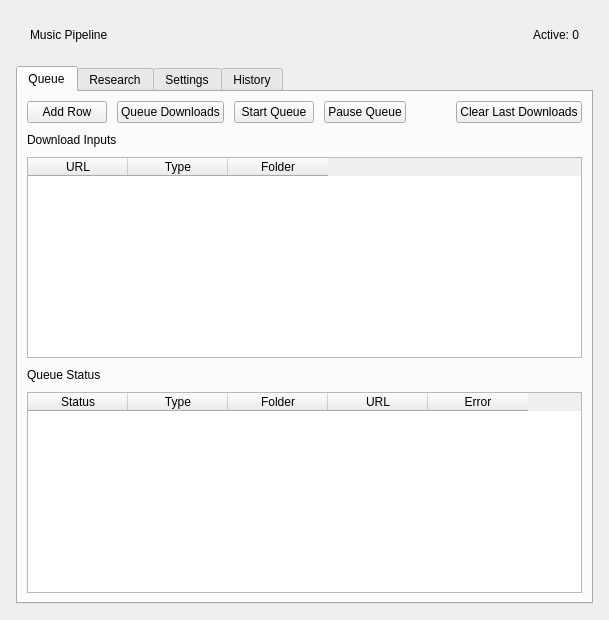
This is apps/desktop/resources/desktop.ui in pramodelangovan/music_pipeline as Qt 5 draws it before an edit. The edited form follows.
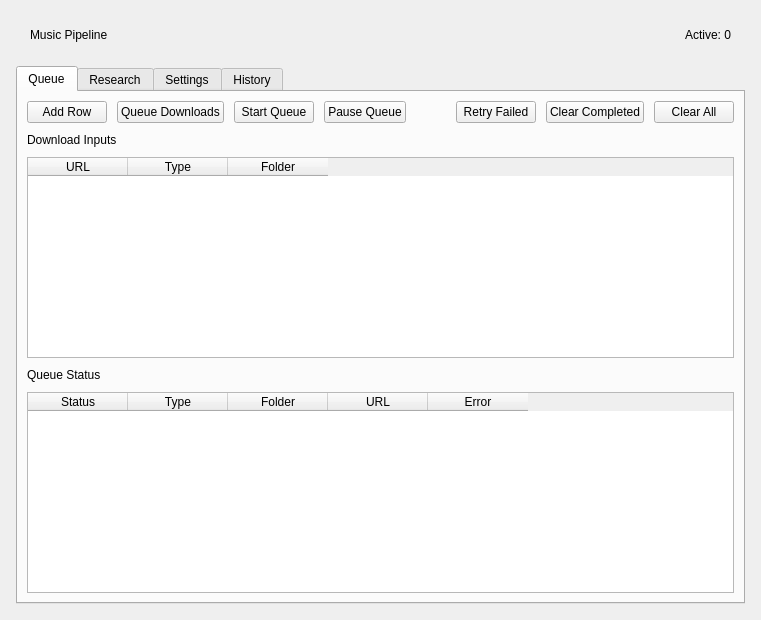
This is the edited form.

```diff
--- a/apps/desktop/resources/desktop.ui
+++ b/apps/desktop/resources/desktop.ui
@@ -42,7 +42,9 @@
          <item><widget class="QPushButton" name="start_queue_btn"><property name="text"><string>Start Queue</string></property></widget></item>
          <item><widget class="QPushButton" name="pause_queue_btn"><property name="text"><string>Pause Queue</string></property></widget></item>
          <item><spacer name="queueActionsSpacer"><property name="orientation"><enum>Qt::Horizontal</enum></property><property name="sizeHint" stdset="0"><size><width>40</width><height>20</height></size></property></spacer></item>
-         <item><widget class="QPushButton" name="clear_btn"><property name="text"><string>Clear Last Downloads</string></property></widget></item>
+         <item><widget class="QPushButton" name="retry_failed_btn"><property name="text"><string>Retry Failed</string></property></widget></item>
+         <item><widget class="QPushButton" name="clear_btn"><property name="text"><string>Clear Completed</string></property></widget></item>
+         <item><widget class="QPushButton" name="clear_all_btn"><property name="text"><string>Clear All</string></property></widget></item>
         </layout>
        </item>
        <item><widget class="QLabel" name="downloadInputsLabel"><property name="text"><string>Download Inputs</string></property></widget></item>
```
Left out of the diff: 3 changed lines with no effect on the pictures.
